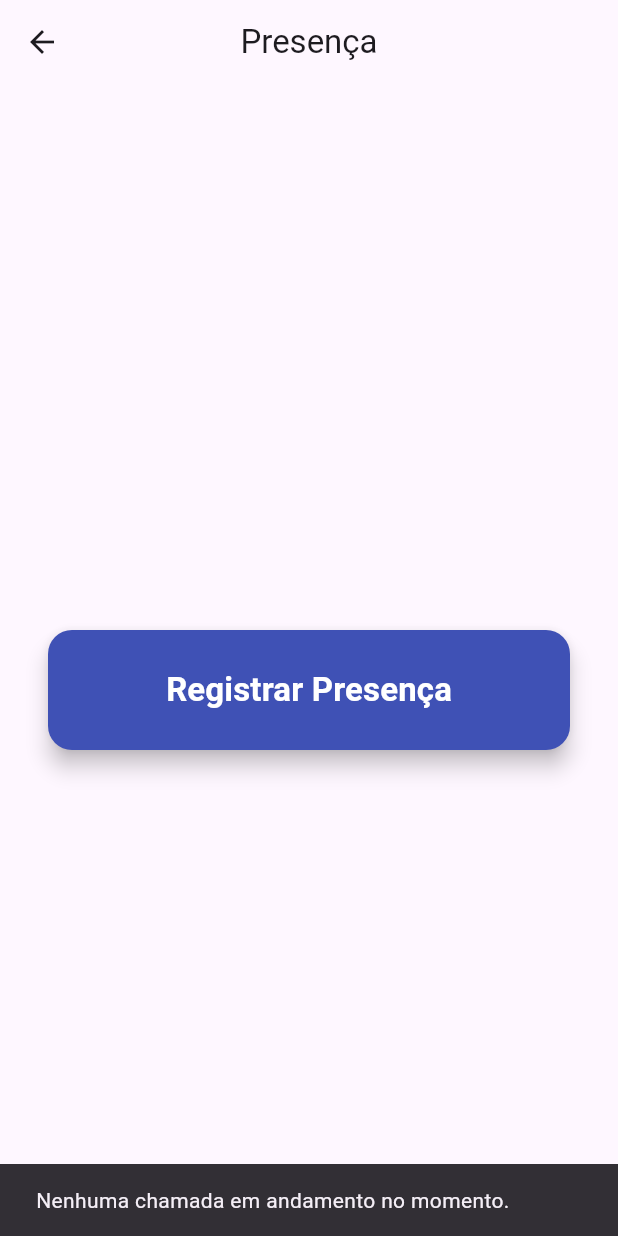
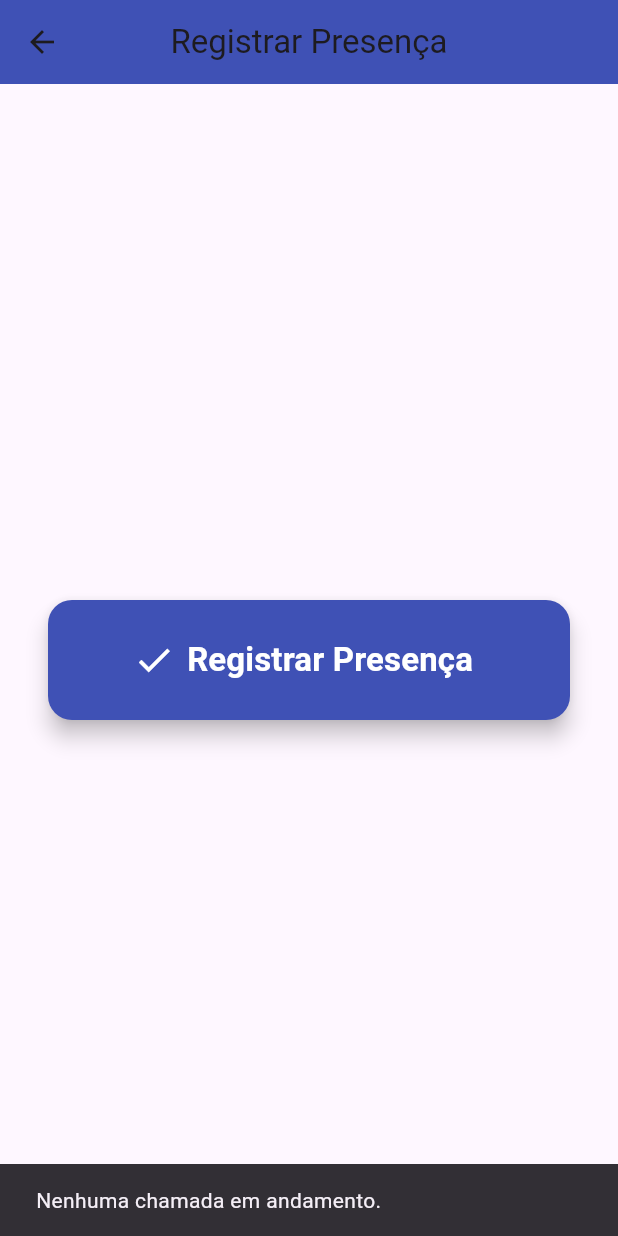
Before and after one commit to Lucas-Leal-Oliveira05/App_chamada, a Flutter app: the PresencaPage screen opened directly with empty values, after a tap on "Registrar Presença", on a phone screen of 412 x 824 dp. Run offline on Flutter 3.47's test engine with Material 3 defaults, Android fonts, the phone set to English and light mode, and no system bars; our stand-ins replace csv, device_info_plus, geolocator, hive, hive_flutter, sensors_plus; accounts and stored records are empty.

```diff
--- a/lib/telas/presenca.dart
+++ b/lib/telas/presenca.dart
@@ -1,5 +1,6 @@
 import 'package:flutter/material.dart';
 import '../controllers/controle_chamada.dart';
+import '../services/medidasSeguranca.dart';
 
 class PresencaPage extends StatefulWidget {
   final ChamadaController controller;
@@ -16,30 +17,86 @@ class PresencaPage extends StatefulWidget {
 }
 
 class _PresencaPageState extends State<PresencaPage> {
+  final SegurancaService seg = SegurancaService();
+  bool carregando = false;
+
+  Future<bool> verificarTudo() async {
+    // 🔹 Checagem de GPS
+    bool posicaoOk = await seg.verificarLocalizacao();
+    if (!posicaoOk) {
+      _msg("Você não está dentro do campus.");
+      return false;
+    }
+
+    // 🔹 Checagem de sensores
+    bool sensoresOk = await seg.verificarSensores();
+    if (!sensoresOk) {
+      _msg("Falha nos sensores — possível dispositivo emulado.");
+      return false;
+    }
+
+    // 🔹 Checagem de tempo desde o boot
+    bool horarioOk = await seg.verificarHorario();
+    if (!horarioOk) {
+      _msg("Horário do sistema suspeito — reinício recente detectado.");
+      return false;
+    }
+
+    return true;
+  }
+
+  void _msg(String texto) {
+    ScaffoldMessenger.of(context).showSnackBar(
+      SnackBar(content: Text(texto)),
+    );
+  }
+
+  Future<void> registrar() async {
+    final chamada = widget.controller.chamadaAtual;
+
+    if (chamada == null || !chamada.aberta) {
+      _msg("Nenhuma chamada em andamento.");
+      return;
+    }
+
+    if (chamada.presencas.contains(widget.usuarioLogado)) {
+      _msg("Você já registrou presença.");
+      return;
+    }
+
+    setState(() => carregando = true);
+
+    bool ok = await verificarTudo();
+
+    setState(() => carregando = false);
+
+    if (ok) {
+      widget.controller.registrarPresenca(widget.usuarioLogado);
+      _msg("Presença registrada!");
+    }
+  }
+
   @override
   Widget build(BuildContext context) {
     return Scaffold(
       appBar: AppBar(
-        title: const Text('Presença'),
+        title: const Text('Registrar Presença'),
         centerTitle: true,
+        backgroundColor: Colors.indigo,
       ),
       body: Center(
         child: Padding(
           padding: const EdgeInsets.all(32),
-          child: Column(
-            mainAxisAlignment: MainAxisAlignment.center,
-            children: [
-              const SizedBox(height: 40),
-              SizedBox(
+          child: carregando
+              ? const CircularProgressIndicator()
+              : SizedBox(
                   width: double.infinity,
                   height: 80,
                   child: ElevatedButton.icon(
+                    icon: const Icon(Icons.check, size: 28),
                     label: const Text(
                       'Registrar Presença',
-                    style: TextStyle(
-                      fontSize: 22,
-                      fontWeight: FontWeight.bold,
-                    ),
+                      style: TextStyle(fontSize: 22, fontWeight: FontWeight.bold),
                     ),
                     style: ElevatedButton.styleFrom(
                       backgroundColor: Colors.indigo,
@@ -49,44 +106,8 @@ class _PresencaPageState extends State<PresencaPage> {
                       ),
                       elevation: 6,
                     ),
-                  onPressed: () {
-                    final chamada = widget.controller.chamadaAtual;
-                    //verifica se tem chamada aberta
-                    if (chamada == null || !chamada.aberta) {
-                      ScaffoldMessenger.of(context).showSnackBar(
-                        const SnackBar(
-                          content:
-                              Text('Nenhuma chamada em andamento no momento.'),
+                    onPressed: registrar,
                   ),
-                      );
-                      return;
-                    }
-
-                    //verifica se ja tem presenca
-                    if (chamada.presencas.contains(widget.usuarioLogado)) {
-                      ScaffoldMessenger.of(context).showSnackBar(
-                        const SnackBar(
-                          content: Text(
-                              'Você já registrou presença nesta chamada.'),
-                        ),
-                      );
-                      return;
-                    }
-
-                    //faz o registro
-                    widget.controller.registrarPresenca(widget.usuarioLogado);
-
-                    ScaffoldMessenger.of(context).showSnackBar(
-                      SnackBar(
-                        content: Text(
-                          'Presença registrada para ${widget.usuarioLogado}!',
-                        ),
-                      ),
-                    );
-                  },
-                ),
-              ),
-            ],
                 ),
         ),
       ),
```
Also changed, not shown: lib/services/medidasSeguranca.dart (added, +82 -0 lines), lib/services/uptime.dart (added, +15 -0 lines), pubspec.yaml (+9 -0 lines), pubspec.lock, 4 other files. Lines whose indentation alone changed are shown as unchanged.
